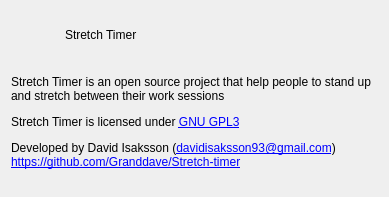
Granddave/Stretch-timer, file src/aboutdialog.ui: the form before one commit.
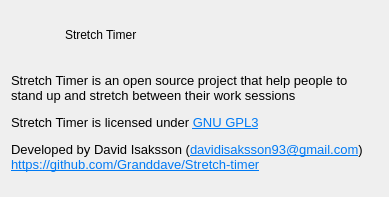
The form after the commit. Icons and pictures are not drawn.

Commit message: Fixed link color in the about dialog

The edit to the form file:
```diff
--- a/src/aboutdialog.ui
+++ b/src/aboutdialog.ui
@@ -82,7 +82,13 @@
      <item>
       <widget class="QLabel" name="text_label">
        <property name="text">
-        <string>&lt;html&gt;&lt;head/&gt;&lt;body&gt;&lt;p&gt;Stretch Timer is an open source project that help people to stand up and stretch between their work sessions&lt;/p&gt;&lt;p&gt;Stretch Timer is licensed under &lt;a href=&quot;https://www.gnu.org/licenses/gpl-3.0.en.html&quot;&gt;&lt;span style=&quot; text-decoration: underline; color:#0000ff;&quot;&gt;GNU GPL3&lt;/span&gt;&lt;/a&gt;&lt;/p&gt;&lt;p&gt;Developed by David Isaksson (&lt;a href=&quot;mailto:davidisaksson93@gmail.com&quot;&gt;&lt;span style=&quot; text-decoration: underline; color:#0000ff;&quot;&gt;davidisaksson93@gmail.com&lt;/span&gt;&lt;/a&gt;)&lt;br/&gt;&lt;a href=&quot;https://github.com/Granddave/Stretch-timer&quot;&gt;&lt;span style=&quot; text-decoration: underline; color:#0000ff;&quot;&gt;https://github.com/Granddave/Stretch-timer&lt;/span&gt;&lt;/a&gt;&lt;/p&gt;&lt;/body&gt;&lt;/html&gt;</string>
+        <string>&lt;!DOCTYPE HTML PUBLIC &quot;-//W3C//DTD HTML 4.0//EN&quot; &quot;http://www.w3.org/TR/REC-html40/strict.dtd&quot;&gt;
+&lt;html&gt;&lt;head&gt;&lt;meta name=&quot;qrichtext&quot; content=&quot;1&quot; /&gt;&lt;style type=&quot;text/css&quot;&gt;
+p, li { white-space: pre-wrap; }
+&lt;/style&gt;&lt;/head&gt;&lt;body style=&quot; font-family:'Noto Sans'; font-size:10pt; font-weight:400; font-style:normal;&quot;&gt;
+&lt;p style=&quot; margin-top:12px; margin-bottom:12px; margin-left:0px; margin-right:0px; -qt-block-indent:0; text-indent:0px;&quot;&gt;Stretch Timer is an open source project that help people to stand up and stretch between their work sessions&lt;/p&gt;
+&lt;p style=&quot; margin-top:12px; margin-bottom:12px; margin-left:0px; margin-right:0px; -qt-block-indent:0; text-indent:0px;&quot;&gt;Stretch Timer is licensed under &lt;a href=&quot;https://www.gnu.org/licenses/gpl-3.0.en.html&quot;&gt;&lt;span style=&quot; text-decoration: underline; color:#007af4;&quot;&gt;GNU GPL3&lt;/span&gt;&lt;/a&gt;&lt;/p&gt;
+&lt;p style=&quot; margin-top:12px; margin-bottom:12px; margin-left:0px; margin-right:0px; -qt-block-indent:0; text-indent:0px;&quot;&gt;Developed by David Isaksson (&lt;a href=&quot;mailto:davidisaksson93@gmail.com&quot;&gt;&lt;span style=&quot; text-decoration: underline; color:#007af4;&quot;&gt;davidisaksson93@gmail.com&lt;/span&gt;&lt;/a&gt;)&lt;br /&gt;&lt;a href=&quot;https://github.com/Granddave/Stretch-timer&quot;&gt;&lt;span style=&quot; text-decoration: underline; color:#007af4;&quot;&gt;https://github.com/Granddave/Stretch-timer&lt;/span&gt;&lt;/a&gt;&lt;/p&gt;&lt;/body&gt;&lt;/html&gt;</string>
        </property>
        <property name="textFormat">
         <enum>Qt::RichText</enum>
```
